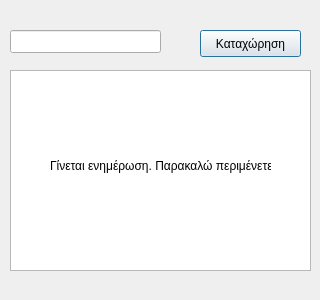
Before: the Qt Designer form apografi.ui in algogr/Elina_Scanner, drawn with Qt 5.
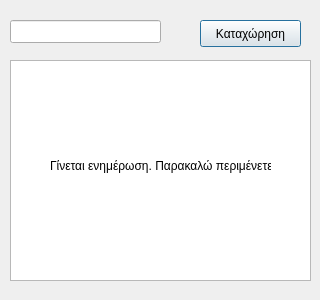
After: the same form once the commit is applied.

Patch:
```diff
--- a/apografi.ui
+++ b/apografi.ui
@@ -17,7 +17,7 @@
    <property name="geometry">
     <rect>
      <x>10</x>
-     <y>30</y>
+     <y>20</y>
      <width>151</width>
      <height>23</height>
     </rect>
@@ -27,9 +27,9 @@
    <property name="geometry">
     <rect>
      <x>10</x>
-     <y>70</y>
+     <y>60</y>
      <width>301</width>
-     <height>201</height>
+     <height>221</height>
     </rect>
    </property>
   </widget>
@@ -37,7 +37,7 @@
    <property name="geometry">
     <rect>
      <x>200</x>
-     <y>30</y>
+     <y>20</y>
      <width>101</width>
      <height>27</height>
     </rect>
```
